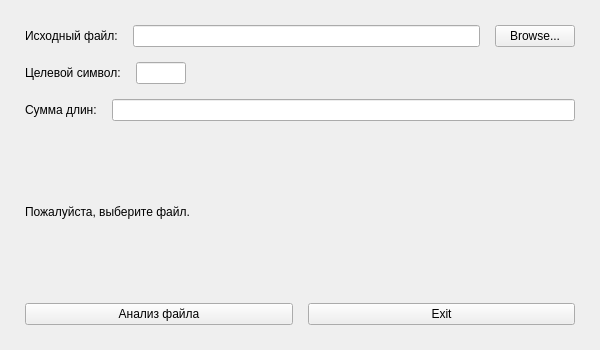
First picture: the form in 1 Курс/lab_14/Part_2/MainWindow.ui, repository Private-HW13102/VVIT, before the edit.
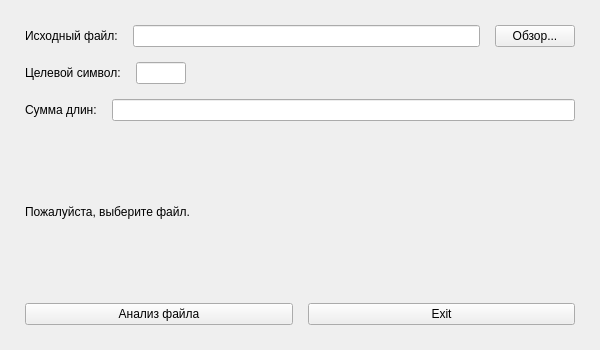
Second picture: the form after the edit.

Diff of the .ui file:
```diff
--- a/1 Курс/lab_14/Part_2/MainWindow.ui
+++ b/1 Курс/lab_14/Part_2/MainWindow.ui
@@ -49,7 +49,7 @@
       <item>
        <widget class="QPushButton" name="selectInButton">
         <property name="text">
-         <string>Browse...</string>
+         <string>Обзор...</string>
         </property>
        </widget>
       </item>
```
